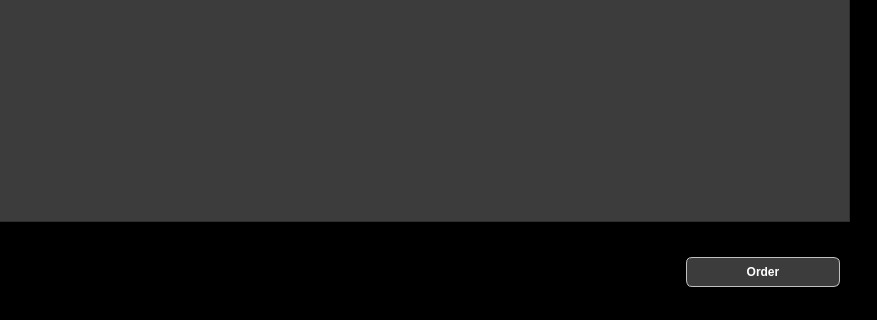
First picture: the form in ui.ui, repository huangchenghan/database_project, before the edit; both pictures show x 147 to 1024 and y 580 to 900 of the 1024 by 900 pixel window.
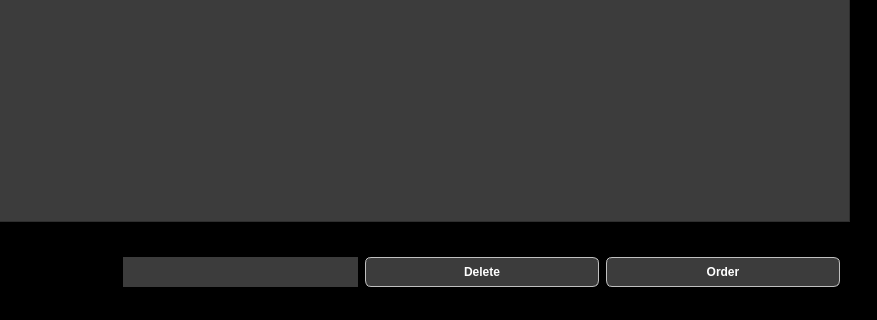
Second picture: the form after the edit.

Commit message:
frontend_version3
change ui

```diff
--- a/ui.ui
+++ b/ui.ui
@@ -274,9 +274,9 @@
          <widget class="QPushButton" name="order_pushButton">
           <property name="geometry">
            <rect>
-            <x>815</x>
+            <x>735</x>
             <y>20</y>
-            <width>154</width>
+            <width>234</width>
             <height>30</height>
            </rect>
           </property>
@@ -294,6 +294,47 @@
            <string>Order</string>
           </property>
          </widget>
+         <widget class="QPushButton" name="delete_pushButton">
+          <property name="geometry">
+           <rect>
+            <x>494</x>
+            <y>20</y>
+            <width>234</width>
+            <height>30</height>
+           </rect>
+          </property>
+          <property name="styleSheet">
+           <string notr="true">color: rgb(255, 255, 255);
+ font: 10pt &quot;Rockwell&quot;; 
+background-color: rgb(60, 60, 60); 
+font: bold; 
+border: 1px solid silver; 
+border-radius: 6px;
+subcontrol-origin:  margin; 
+padding: 2 2px 2 2px;</string>
+          </property>
+          <property name="text">
+           <string>Delete</string>
+          </property>
+         </widget>
+         <widget class="QLabel" name="delete_label">
+          <property name="geometry">
+           <rect>
+            <x>252</x>
+            <y>20</y>
+            <width>235</width>
+            <height>30</height>
+           </rect>
+          </property>
+          <property name="styleSheet">
+           <string notr="true">color: rgb(255, 255, 255);
+background-color: rgb(60, 60, 60);
+font: 10pt &quot;Rockwell&quot;; </string>
+          </property>
+          <property name="text">
+           <string/>
+          </property>
+         </widget>
         </widget>
        </item>
       </layout>
```
The commit also changes 2 other files.
